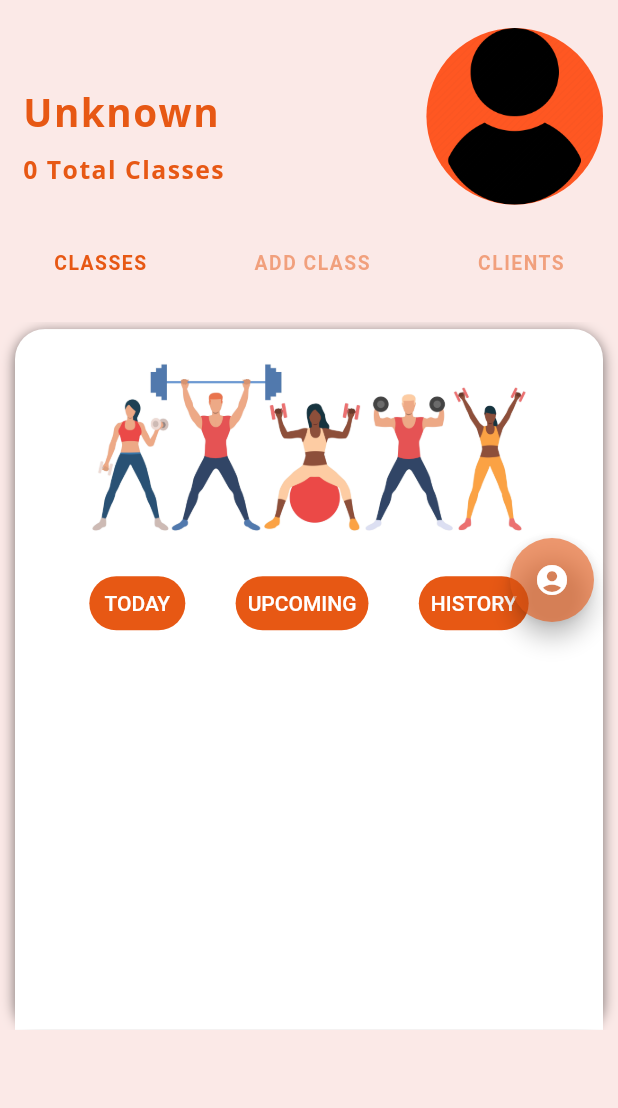
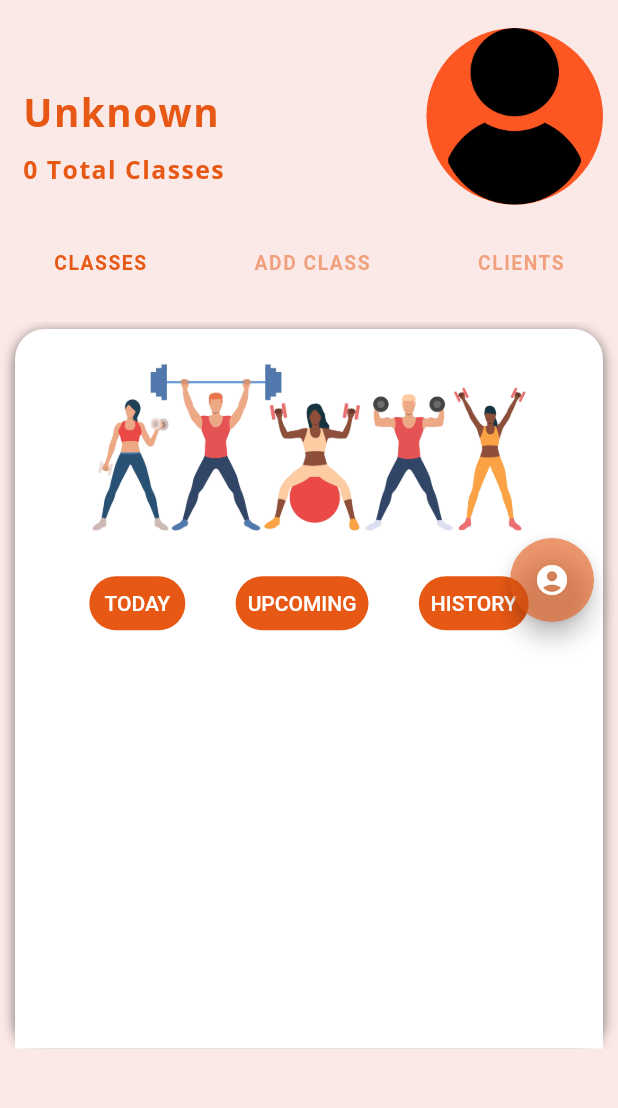
Before and after one commit to vileroze/FIT_BOD, a Flutter app: the ProfileTrainer screen opened directly, on a phone screen of 412 x 824 dp, the part 56-1164 px from its top. Run offline on Flutter 3.47's test engine with Material 2 defaults, Android fonts, the phone set to English and light mode, and no system bars; our stand-ins replace charts_flutter, cloud_firestore, file_picker, firebase_auth, firebase_core, firebase_database and 9 more; missing offline and left inert: agora_uikit, cloud_firestore_web, cloud_functions_web, connectivity_plus_web, firebase_auth_web, firebase_core_web and 9 more; accounts and stored records are empty.

Commit message:
made some elements of the trainer side more dynamic

```diff
--- a/lib/screens/trainer/profile/classes/class.dart
+++ b/lib/screens/trainer/profile/classes/class.dart
@@ -29,20 +29,15 @@ class _ClassesState extends State<Classes> {
             ),
           ],
         ),
-        child: DraggableScrollableSheet(
-          initialChildSize: 1,
-          maxChildSize: 1,
-          minChildSize: 1,
-          builder: (context, controller) => ClipRRect(
-            borderRadius: const BorderRadius.only(
+        child: Container(
+          decoration: BoxDecoration(
+            color: Colors.white,
+            borderRadius: BorderRadius.only(
+              topLeft: Radius.circular(20),
               topRight: Radius.circular(20),
-              topLeft: Radius.circular(20),
-            ),
-            child: Container(
-              color: Colors.white,
-              child: AllClasses(),
             ),
           ),
+          child: AllClasses(),
         ),
       ),
     );
--- a/lib/screens/trainer/profile/clientss/client_builder.dart
+++ b/lib/screens/trainer/profile/clientss/client_builder.dart
@@ -62,8 +62,9 @@ class _ClientBuilderState extends State<ClientBuilder> {
           }
 
           return Container(
-            height: size.height / 3,
+            height: size.height / 3.3,
             child: ListView(
+              physics: BouncingScrollPhysics(),
               scrollDirection: Axis.vertical,
               shrinkWrap: true,
               children: clientCards,
--- a/lib/screens/trainer/profile/profile.dart
+++ b/lib/screens/trainer/profile/profile.dart
@@ -286,17 +286,18 @@ class _ProfileTrainerState extends State<ProfileTrainer> {
                 child: Row(
                   children: <Widget>[
                     Container(
-                      height: size.height / 1.745,
+                      // height: size.height / 1.745,
+                      height: size.height / 1.7,
                       width: size.width,
                       child: Classes(),
                     ),
                     Container(
-                      height: size.height / 1.745,
+                      height: size.height / 1.7,
                       width: size.width,
                       child: AddCLass(),
                     ),
                     Container(
-                      height: size.height / 1.745,
+                      height: size.height / 1.7,
                       width: size.width,
                       child: Clients(),
                     ),
```
Also changed, not shown: lib/screens/trainer/profile/addClass/add_class.dart (+61 -101 lines), lib/screens/trainer/profile/clientss/client.dart (+6 -11 lines).
